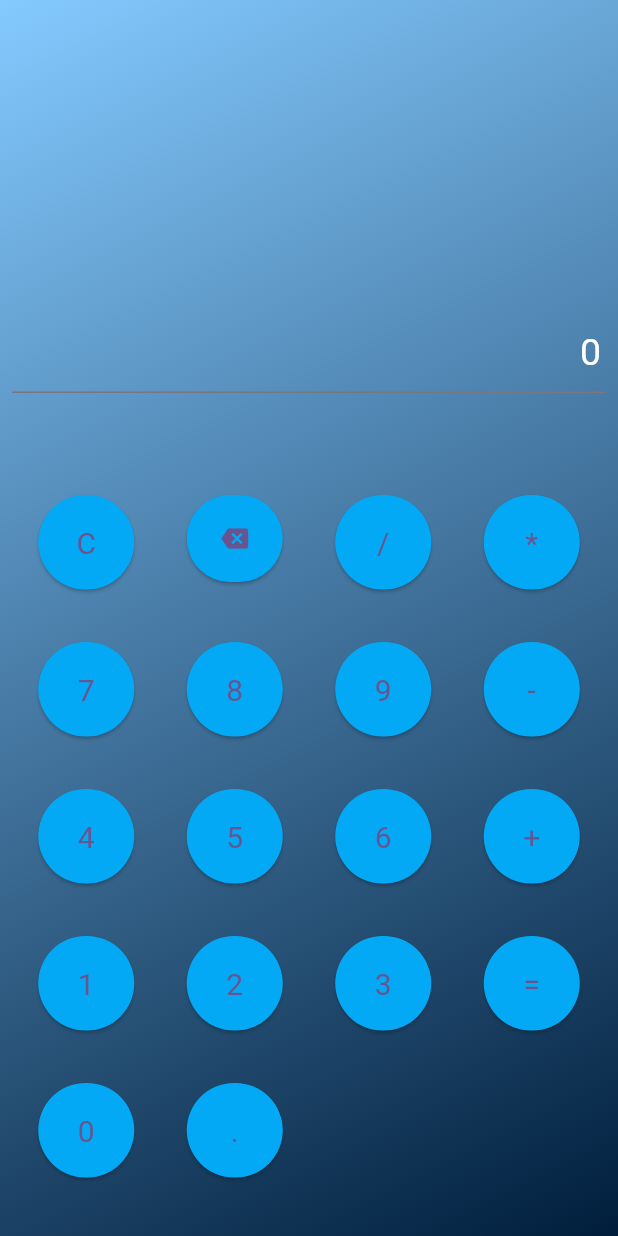
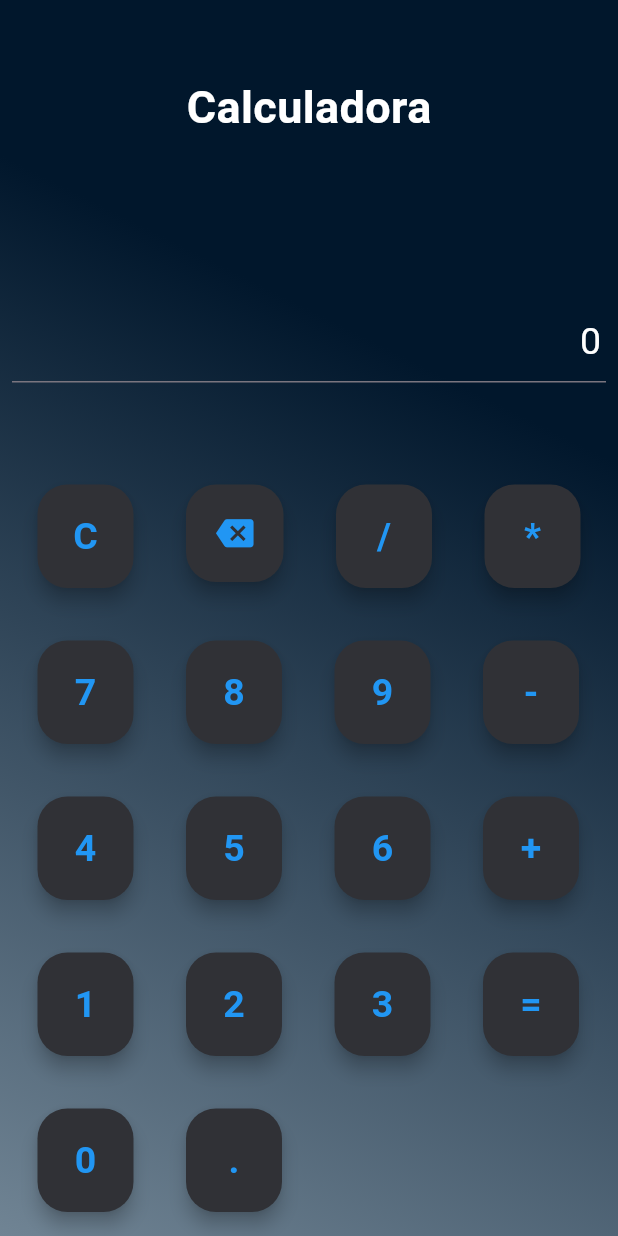
Before and after one commit to marcuslaraa/avaliacao01_calculadora, a Flutter app: the screen it shows after launch, on a phone screen of 412 x 824 dp. Run offline on Flutter 3.47's test engine with Material 3 defaults, Android fonts, the phone set to English and light mode, and no system bars; our stand-ins replace math_expressions.

Commit message:
refactor: improve calculator UI and enhance button functionality

```diff
--- a/lib/main.dart
+++ b/lib/main.dart
@@ -15,6 +15,7 @@ class MyApp extends StatelessWidget {
       title: 'Calculadora',
       theme: ThemeData(
         colorScheme: ColorScheme.fromSeed(seedColor: Colors.deepPurple),
+        fontFamily: 'Roboto',
       ),
       home: const Calculator(title: 'Calculadora'),
     );
@@ -49,6 +50,7 @@ class _CalculatorState extends State<Calculator> {
           lastOperation = value;
           break;
         case ButtonContentCalculator.cl:
+          if (validateInput(value, _controller.text)) break;
           if (_controller.text.isNotEmpty) {
             _controller.text = _controller.text.substring(
               0,
@@ -63,7 +65,11 @@ class _CalculatorState extends State<Calculator> {
           break;
         case ButtonContentCalculator.minus:
           if (validateInput(value, _controller.text)) break;
-          _controller.text += ButtonContentCalculator.minus.label!;
+          if (_controller.text == '0') {
+            _controller.text = value.label!;
+          } else {
+            _controller.text += value.label!;
+          }
           lastOperation = value;
           break;
         case ButtonContentCalculator.multiply:
@@ -94,9 +100,11 @@ class _CalculatorState extends State<Calculator> {
 
   bool validateInput(ButtonContentCalculator value, String input) {
     String lastChar = input.isNotEmpty ? input[input.length - 1] : '';
+
     if (lastChar == ButtonContentCalculator.zero.label &&
         input.length == 1 &&
-        value.type == 'operator') {
+        value.type == 'operator' &&
+        value.label != '-') {
       _controller.text = '0';
       return true;
     }
@@ -145,9 +153,13 @@ class _CalculatorState extends State<Calculator> {
       body: Container(
         decoration: const BoxDecoration(
           gradient: LinearGradient(
-            colors: [Color(0xFF84CAFF), Color(0xFF001E3C)],
-            begin: Alignment.topLeft,
-            end: Alignment.bottomRight,
+            colors: [
+              Color.fromARGB(255, 1, 23, 44),
+              Color.fromARGB(255, 112, 132, 148),
+            ],
+            stops: [0.3, 1],
+            begin: Alignment.topRight,
+            end: Alignment.bottomLeft,
           ),
         ),
         child: Center(
@@ -155,7 +167,16 @@ class _CalculatorState extends State<Calculator> {
             child: Column(
               mainAxisAlignment: MainAxisAlignment.center,
               children: [
-                SizedBox(height: 200),
+                SizedBox(height: 50),
+                Text(
+                  widget.title,
+                  style: const TextStyle(
+                    fontSize: 30,
+                    color: Colors.white,
+                    fontWeight: FontWeight.bold,
+                  ),
+                ),
+                SizedBox(height: 100),
                 Padding(
                   padding: const EdgeInsets.all(8.0),
                   child: TextField(
@@ -178,13 +199,28 @@ class _CalculatorState extends State<Calculator> {
                           },
                           style: ElevatedButton.styleFrom(
                             padding: const EdgeInsets.all(20),
-                            backgroundColor: Colors.lightBlue,
+                            backgroundColor: const Color(0xFF303136),
                             textStyle: const TextStyle(fontSize: 20),
+                            shape: RoundedRectangleBorder(
+                              borderRadius: BorderRadius.circular(20),
+                            ),
+                            elevation: 5,
                           ),
                           child:
                               button.icon != null
-                                  ? Icon(button.icon)
-                                  : Text(button.label!),
+                                  ? Icon(
+                                    button.icon,
+                                    color: Colors.blue,
+                                    size: 25.0,
+                                  )
+                                  : Text(
+                                    button.label!,
+                                    style: const TextStyle(
+                                      fontSize: 25,
+                                      color: Colors.blue,
+                                      fontWeight: FontWeight.bold,
+                                    ),
+                                  ),
                         );
                       }).toList(),
                 ),
```
